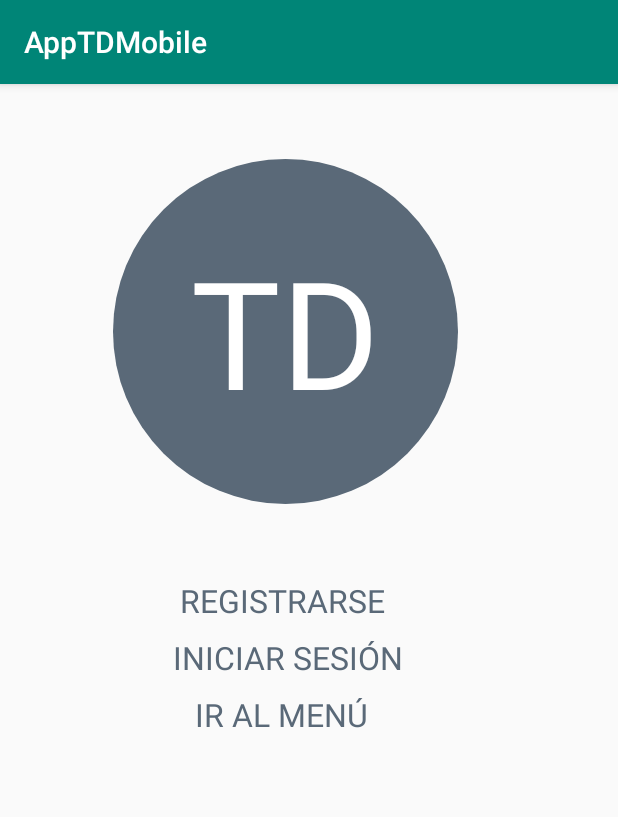
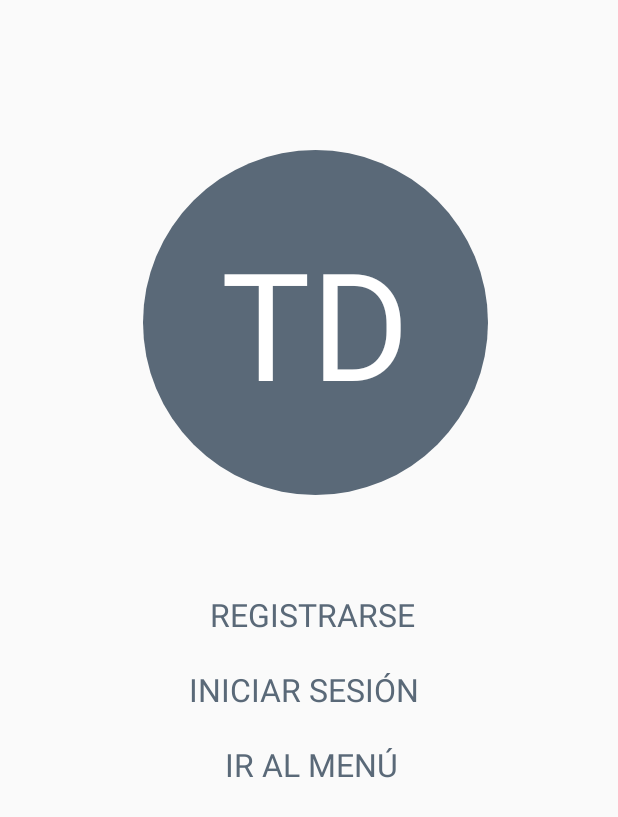
Before and after one commit to Cdca12/AppTDMobile, an Android app: the screen it shows after launch (MainActivity), on a phone screen of 412 x 824 dp. Shown: the top 817 px of the screen. Run offline under Robolectric (Android 15) with nearby library versions, the phone set to English and light mode, and no system bars.

Commit message:
Fullscreen
Se añade el Fullscreen en el Home y se muestra el Toolbar en las demás pantallas.

```diff
--- a/app/src/main/AndroidManifest.xml
+++ b/app/src/main/AndroidManifest.xml
@@ -8,14 +8,17 @@
         android:label="@string/app_name"
         android:roundIcon="@mipmap/ic_launcher_round"
         android:supportsRtl="true"
-        android:theme="@style/AppTheme">
-        <activity android:name=".MainActivity">
+        android:theme="@style/General">
+        <activity
+            android:name=".MainActivity"
+            android:theme="@style/Home">
             <intent-filter>
                 <action android:name="android.intent.action.MAIN" />
-
                 <category android:name="android.intent.category.LAUNCHER" />
             </intent-filter>
         </activity>
+        <activity
+            android:name=".login"></activity>
     </application>
 
 </manifest>
--- a/app/src/main/java/com/example/cdca1/apptdmobile/MainActivity.java
+++ b/app/src/main/java/com/example/cdca1/apptdmobile/MainActivity.java
@@ -1,13 +1,30 @@
 package com.example.cdca1.apptdmobile;
 
+import android.content.Intent;
 import android.support.v7.app.AppCompatActivity;
 import android.os.Bundle;
+import android.view.View;
+import android.widget.TextView;
 
 public class MainActivity extends AppCompatActivity {
+
+    // UI References
+    private TextView tv_registrarse;
+    private TextView tv_iniciar_sesion;
+    private TextView tv_ir_al_menu;
 
     @Override
     protected void onCreate(Bundle savedInstanceState) {
         super.onCreate(savedInstanceState);
         setContentView(R.layout.activity_main);
+
+        tv_registrarse = (TextView) findViewById(R.id.tv_registrarse);
+        tv_iniciar_sesion= (TextView) findViewById(R.id.tv_iniciar_sesion);
+        tv_ir_al_menu= (TextView) findViewById(R.id.tv_ir_al_menu);
+    }
+
+    public void goToLogin(View view) {
+        Intent i = new Intent(this, login.class);
+        startActivity(i);
     }
 }
--- a/app/src/main/res/layout/activity_main.xml
+++ b/app/src/main/res/layout/activity_main.xml
@@ -6,33 +6,28 @@
     android:layout_height="match_parent"
     tools:context=".MainActivity">
 
-
     <TextView
         android:id="@+id/tv_logo_text"
         style="@style/LogoText"
         android:layout_width="wrap_content"
         android:layout_height="wrap_content"
-        android:layout_marginStart="75dp"
-        android:layout_marginTop="50dp"
+        android:layout_marginStart="95dp"
+        android:layout_marginTop="100dp"
         android:width="134.5dp"
         android:height="120dp"
         android:background="@drawable/logo_background"
         android:gravity="center"
-
         android:text="@string/tv_logo_text"
         app:layout_constraintStart_toStartOf="parent"
         app:layout_constraintTop_toTopOf="parent" />
-
-
-
 
     <TextView
         android:id="@+id/tv_registrarse"
         style="@style/LabelText"
         android:layout_width="wrap_content"
         android:layout_height="wrap_content"
-        android:layout_marginStart="120dp"
-        android:layout_marginTop="50dp"
+        android:layout_marginStart="140dp"
+        android:layout_marginTop="65dp"
         android:width="223.5dp"
         android:height="30.25dp"
         android:text="@string/tv_registrarse"
@@ -40,32 +35,30 @@
         app:layout_constraintTop_toBottomOf="@+id/tv_logo_text" />
 
     <TextView
+        android:id="@+id/tv_iniciar_sesion"
         style="@style/LabelText"
-        android:id="@+id/tv_iniciar_sesion"
         android:layout_width="wrap_content"
         android:layout_height="wrap_content"
-        android:layout_marginStart="115dp"
-        android:layout_marginTop="8dp"
+        android:layout_marginStart="126dp"
+        android:layout_marginTop="20dp"
         android:width="223.5dp"
         android:height="30.25dp"
+        android:onClick="goToLogin"
         android:text="@string/tv_iniciar_sesion"
         app:layout_constraintStart_toStartOf="parent"
         app:layout_constraintTop_toBottomOf="@+id/tv_registrarse" />
 
     <TextView
+        android:id="@+id/tv_ir_al_menu"
         style="@style/LabelText"
-        android:id="@+id/tv_ir_al_menu"
         android:layout_width="wrap_content"
         android:layout_height="wrap_content"
-        android:layout_marginStart="130dp"
-        android:layout_marginTop="8dp"
+        android:layout_marginStart="150dp"
+        android:layout_marginTop="20dp"
         android:width="223.5dp"
         android:height="30.25dp"
         android:text="@string/tv_ir_al_menu"
         app:layout_constraintStart_toStartOf="parent"
         app:layout_constraintTop_toBottomOf="@+id/tv_iniciar_sesion" />
 
-
-
-
 </android.support.constraint.ConstraintLayout>
--- a/app/src/main/res/values/colors.xml
+++ b/app/src/main/res/values/colors.xml
@@ -3,4 +3,6 @@
     <color name="colorPrimary">#008577</color>
     <color name="colorPrimaryDark">#00574B</color>
     <color name="colorAccent">#D81B60</color>
+    <color name="colorHeader">#FF323232</color>
+    <color name="colorToolbar">#000000</color>
 </resources>
--- a/app/src/main/res/values/strings.xml
+++ b/app/src/main/res/values/strings.xml
@@ -1,7 +1,12 @@
 <resources>
-    <string name="app_name">AppTDMobile</string>
+    <string name="app_name">The Dresser</string>
+    <!-- Home -->
     <string name="tv_logo_text">TD</string>
     <string name="tv_iniciar_sesion">INICIAR SESIÓN</string>
     <string name="tv_registrarse">REGISTRARSE</string>
     <string name="tv_ir_al_menu">IR AL MENÚ</string>
+
+    <!-- Login -->
+    <string name="label_login">Bienvenidos a The Dresser</string>
+
 </resources>
--- a/app/src/main/res/values/styles.xml
+++ b/app/src/main/res/values/styles.xml
@@ -1,10 +1,22 @@
 <resources>
 
-    <!-- Base application theme. -->
-    <style name="AppTheme" parent="Theme.AppCompat.Light.DarkActionBar">
-        <!-- Customize your theme here. -->
-        <item name="colorPrimary">@color/colorPrimary</item>
-        <item name="colorPrimaryDark">@color/colorPrimaryDark</item>
+    <style name="General" parent="Theme.AppCompat.Light.NoActionBar">
+        <!-- Esto quita el Fullscreen, mostrando el Toolbar. Los que tengan ActionBar van a ser shape en drawables -->
+        <item name="android:windowNoTitle">true</item>
+        <item name="android:windowActionBar">true</item>
+        <item name="android:windowFullscreen">false</item>
+        <item name="android:windowContentOverlay">@null</item>
+        <item name="colorPrimaryDark">@color/colorToolbar</item>
+        <item name="colorAccent">@color/colorAccent</item>
+    </style>
+
+    <!-- El Home es fullscreen, no se verá ni el ToolBar -->
+    <style name="Home" parent="Theme.AppCompat.Light.NoActionBar">
+        <item name="android:windowNoTitle">true</item>
+        <item name="android:windowActionBar">false</item>
+        <item name="android:windowFullscreen">true</item>
+        <item name="android:windowContentOverlay">@null</item>
+        <item name="colorPrimaryDark">@color/colorToolbar</item>
         <item name="colorAccent">@color/colorAccent</item>
     </style>
 
```
